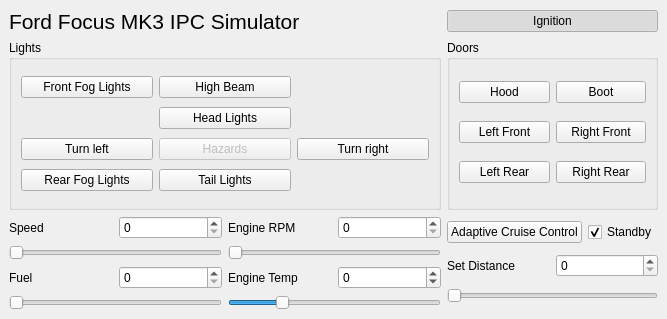
First picture: the form in formcar.ui, repository bigunclemax/FocusIPCCtrl, before the edit.
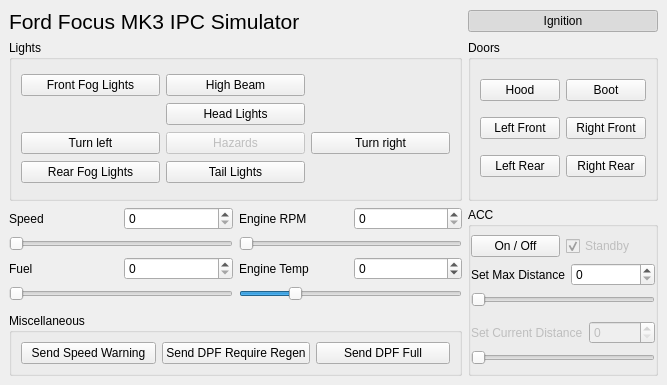
Second picture: the form after the edit.

Commit message: [add] Speed Warning, DPF Regen and DPF Full Messages [ref] ACC UI Structure

```diff
--- a/formcar.ui
+++ b/formcar.ui
@@ -7,7 +7,7 @@
     <x>0</x>
     <y>0</y>
     <width>667</width>
-    <height>319</height>
+    <height>385</height>
    </rect>
   </property>
   <property name="windowTitle">
@@ -26,99 +26,175 @@
    <property name="bottomMargin">
     <number>9</number>
    </property>
-   <item row="2" column="1" rowspan="2">
-    <layout class="QVBoxLayout" name="accBox">
+   <item row="3" column="0">
+    <layout class="QHBoxLayout" name="fuelEngineTempBox">
      <item>
-      <layout class="QHBoxLayout" name="accOnStandbyLayout">
+      <layout class="QVBoxLayout" name="fuelLayout">
        <item>
-        <widget class="QPushButton" name="pushButton_accStatus">
-         <property name="text">
-          <string>Adaptive Cruise Control</string>
+        <layout class="QHBoxLayout" name="sub_fuelLayout">
+         <item>
+          <widget class="QLabel" name="fuelLabel">
+           <property name="text">
+            <string>Fuel</string>
+           </property>
+          </widget>
+         </item>
+         <item>
+          <widget class="QSpinBox" name="spinBox_Fuel">
+           <property name="maximum">
+            <number>100</number>
+           </property>
+          </widget>
+         </item>
+        </layout>
+       </item>
+       <item>
+        <widget class="QSlider" name="horizontalSlider_Fuel">
+         <property name="maximum">
+          <number>100</number>
          </property>
-         <property name="checkable">
-          <bool>true</bool>
+         <property name="singleStep">
+          <number>1</number>
          </property>
+         <property name="orientation">
+          <enum>Qt::Horizontal</enum>
+         </property>
         </widget>
        </item>
+      </layout>
+     </item>
+     <item>
+      <layout class="QVBoxLayout" name="engineTempLayout">
        <item>
-        <widget class="QCheckBox" name="checkBox_accStandby">
-         <property name="enabled">
-          <bool>true</bool>
+        <layout class="QHBoxLayout" name="sub_engineTempLayout">
+         <item>
+          <widget class="QLabel" name="engineTempLabel">
+           <property name="text">
+            <string>Engine Temp</string>
+           </property>
+          </widget>
+         </item>
+         <item>
+          <widget class="QSpinBox" name="spinBox_Temp">
+           <property name="minimum">
+            <number>-60</number>
+           </property>
+           <property name="maximum">
+            <number>195</number>
+           </property>
+          </widget>
+         </item>
+        </layout>
+       </item>
+       <item>
+        <widget class="QSlider" name="horizontalSlider_EngTemp">
+         <property name="minimum">
+          <number>-60</number>
          </property>
-         <property name="text">
-          <string>Standby</string>
+         <property name="maximum">
+          <number>195</number>
          </property>
-         <property name="checked">
-          <bool>true</bool>
+         <property name="orientation">
+          <enum>Qt::Horizontal</enum>
          </property>
         </widget>
        </item>
       </layout>
      </item>
+    </layout>
+   </item>
+   <item row="2" column="0">
+    <layout class="QHBoxLayout" name="speedRPMBox">
      <item>
-      <layout class="QHBoxLayout" name="accDistanceLayout">
+      <layout class="QVBoxLayout" name="speedLayout">
        <item>
-        <widget class="QLabel" name="accDistanceText">
-         <property name="text">
-          <string>Set Distance</string>
+        <layout class="QHBoxLayout" name="sub_speedLayout">
+         <item>
+          <widget class="QLabel" name="speedLabel">
+           <property name="text">
+            <string>Speed</string>
+           </property>
+          </widget>
+         </item>
+         <item>
+          <widget class="QSpinBox" name="spinBox_Speed">
+           <property name="maximum">
+            <number>315</number>
+           </property>
+          </widget>
+         </item>
+        </layout>
+       </item>
+       <item>
+        <widget class="QSlider" name="horizontalSlider_Speed">
+         <property name="maximum">
+          <number>315</number>
          </property>
+         <property name="orientation">
+          <enum>Qt::Horizontal</enum>
+         </property>
         </widget>
        </item>
+      </layout>
+     </item>
+     <item>
+      <layout class="QVBoxLayout" name="engineRPMLayout">
        <item>
-        <widget class="QSpinBox" name="spinBox_accDistance">
-         <property name="enabled">
-          <bool>true</bool>
-         </property>
+        <layout class="QHBoxLayout" name="sub_engineRPMLayout">
+         <item>
+          <widget class="QLabel" name="engineRPMLabel">
+           <property name="text">
+            <string>Engine RPM</string>
+           </property>
+          </widget>
+         </item>
+         <item>
+          <widget class="QSpinBox" name="spinBox_RPM">
+           <property name="maximum">
+            <number>8000</number>
+           </property>
+          </widget>
+         </item>
+        </layout>
+       </item>
+       <item>
+        <widget class="QSlider" name="horizontalSlider_RPM">
          <property name="maximum">
-          <number>8</number>
+          <number>8000</number>
          </property>
+         <property name="orientation">
+          <enum>Qt::Horizontal</enum>
+         </property>
         </widget>
        </item>
       </layout>
      </item>
+    </layout>
+   </item>
+   <item row="0" column="0">
+    <widget class="QLabel" name="title">
+     <property name="font">
+      <font>
+       <pointsize>16</pointsize>
+      </font>
+     </property>
+     <property name="text">
+      <string>Ford Focus MK3 IPC Simulator</string>
+     </property>
+    </widget>
+   </item>
+   <item row="0" column="1">
+    <layout class="QHBoxLayout" name="ignitionBox">
      <item>
-      <widget class="QSlider" name="horizontalSlider_AccDistance">
-       <property name="sizePolicy">
-        <sizepolicy hsizetype="Preferred" vsizetype="Fixed">
-         <horstretch>1</horstretch>
-         <verstretch>3</verstretch>
-        </sizepolicy>
+      <widget class="QPushButton" name="pushButton_Ignition">
+       <property name="text">
+        <string>Ignition</string>
        </property>
-       <property name="minimumSize">
-        <size>
-         <width>0</width>
-         <height>0</height>
-        </size>
+       <property name="checkable">
+        <bool>true</bool>
        </property>
-       <property name="maximumSize">
-        <size>
-         <width>16777215</width>
-         <height>16777215</height>
-        </size>
-       </property>
-       <property name="whatsThis">
-        <string/>
-       </property>
-       <property name="accessibleDescription">
-        <string/>
-       </property>
-       <property name="maximum">
-        <number>8</number>
-       </property>
-       <property name="pageStep">
-        <number>1</number>
-       </property>
-       <property name="value">
-        <number>0</number>
-       </property>
-       <property name="sliderPosition">
-        <number>0</number>
-       </property>
-       <property name="orientation">
-        <enum>Qt::Horizontal</enum>
-       </property>
-       <property name="tickInterval">
-        <number>0</number>
+       <property name="checked">
+        <bool>true</bool>
        </property>
       </widget>
      </item>
@@ -249,151 +325,6 @@
      </layout>
     </widget>
    </item>
-   <item row="2" column="0">
-    <layout class="QHBoxLayout" name="speedRPMBox">
-     <item>
-      <layout class="QVBoxLayout" name="speedLayout">
-       <item>
-        <layout class="QHBoxLayout" name="sub_speedLayout">
-         <item>
-          <widget class="QLabel" name="label_4">
-           <property name="text">
-            <string>Speed</string>
-           </property>
-          </widget>
-         </item>
-         <item>
-          <widget class="QSpinBox" name="spinBox_Speed">
-           <property name="maximum">
-            <number>315</number>
-           </property>
-          </widget>
-         </item>
-        </layout>
-       </item>
-       <item>
-        <widget class="QSlider" name="horizontalSlider_Speed">
-         <property name="maximum">
-          <number>315</number>
-         </property>
-         <property name="orientation">
-          <enum>Qt::Horizontal</enum>
-         </property>
-        </widget>
-       </item>
-      </layout>
-     </item>
-     <item>
-      <layout class="QVBoxLayout" name="engineRPMLayout">
-       <item>
-        <layout class="QHBoxLayout" name="sub_engineRPMLayout">
-         <item>
-          <widget class="QLabel" name="label">
-           <property name="text">
-            <string>Engine RPM</string>
-           </property>
-          </widget>
-         </item>
-         <item>
-          <widget class="QSpinBox" name="spinBox_RPM">
-           <property name="maximum">
-            <number>8000</number>
-           </property>
-          </widget>
-         </item>
-        </layout>
-       </item>
-       <item>
-        <widget class="QSlider" name="horizontalSlider_RPM">
-         <property name="maximum">
-          <number>8000</number>
-         </property>
-         <property name="orientation">
-          <enum>Qt::Horizontal</enum>
-         </property>
-        </widget>
-       </item>
-      </layout>
-     </item>
-    </layout>
-   </item>
-   <item row="3" column="0">
-    <layout class="QHBoxLayout" name="fuelEngineTempBox">
-     <item>
-      <layout class="QVBoxLayout" name="fuelLayout">
-       <item>
-        <layout class="QHBoxLayout" name="sub_fuelLayout">
-         <item>
-          <widget class="QLabel" name="label_3">
-           <property name="text">
-            <string>Fuel</string>
-           </property>
-          </widget>
-         </item>
-         <item>
-          <widget class="QSpinBox" name="spinBox_Fuel">
-           <property name="maximum">
-            <number>100</number>
-           </property>
-          </widget>
-         </item>
-        </layout>
-       </item>
-       <item>
-        <widget class="QSlider" name="horizontalSlider_Fuel">
-         <property name="maximum">
-          <number>100</number>
-         </property>
-         <property name="singleStep">
-          <number>1</number>
-         </property>
-         <property name="orientation">
-          <enum>Qt::Horizontal</enum>
-         </property>
-        </widget>
-       </item>
-      </layout>
-     </item>
-     <item>
-      <layout class="QVBoxLayout" name="engineTempLayout">
-       <item>
-        <layout class="QHBoxLayout" name="sub_engineTempLayout">
-         <item>
-          <widget class="QLabel" name="label_2">
-           <property name="text">
-            <string>Engine Temp</string>
-           </property>
-          </widget>
-         </item>
-         <item>
-          <widget class="QSpinBox" name="spinBox_Temp">
-           <property name="minimum">
-            <number>-60</number>
-           </property>
-           <property name="maximum">
-            <number>195</number>
-           </property>
-          </widget>
-         </item>
-        </layout>
-       </item>
-       <item>
-        <widget class="QSlider" name="horizontalSlider_EngTemp">
-         <property name="minimum">
-          <number>-60</number>
-         </property>
-         <property name="maximum">
-          <number>195</number>
-         </property>
-         <property name="orientation">
-          <enum>Qt::Horizontal</enum>
-         </property>
-        </widget>
-       </item>
-      </layout>
-     </item>
-    </layout>
-   </item>
    <item row="1" column="1">
     <widget class="QGroupBox" name="doorsBox">
      <property name="enabled">
@@ -466,33 +397,215 @@
      </layout>
     </widget>
    </item>
-   <item row="0" column="1">
-    <layout class="QHBoxLayout" name="ignitionBox">
-     <item>
-      <widget class="QPushButton" name="pushButton_Ignition">
-       <property name="text">
-        <string>Ignition</string>
-       </property>
-       <property name="checkable">
-        <bool>true</bool>
-       </property>
-       <property name="checked">
-        <bool>true</bool>
-       </property>
-      </widget>
-     </item>
-    </layout>
+   <item row="5" column="0">
+    <widget class="QGroupBox" name="groupBox">
+     <property name="title">
+      <string>Miscellaneous</string>
+     </property>
+     <property name="checkable">
+      <bool>false</bool>
+     </property>
+     <layout class="QHBoxLayout" name="horizontalLayout">
+      <item>
+       <widget class="QPushButton" name="pushButton_speedWarning">
+        <property name="text">
+         <string>Send Speed Warning</string>
+        </property>
+       </widget>
+      </item>
+      <item>
+       <widget class="QPushButton" name="pushButton_dpfRegen">
+        <property name="text">
+         <string>Send DPF Require Regen</string>
+        </property>
+        <property name="checkable">
+         <bool>true</bool>
+        </property>
+       </widget>
+      </item>
+      <item>
+       <widget class="QPushButton" name="pushButton_dpfFull">
+        <property name="text">
+         <string>Send DPF Full</string>
+        </property>
+        <property name="checkable">
+         <bool>true</bool>
+        </property>
+       </widget>
+      </item>
+     </layout>
+    </widget>
    </item>
-   <item row="0" column="0">
-    <widget class="QLabel" name="title">
-     <property name="font">
-      <font>
-       <pointsize>16</pointsize>
-      </font>
+   <item row="2" column="1" rowspan="4">
+    <widget class="QGroupBox" name="accBox">
+     <property name="title">
+      <string>ACC</string>
      </property>
-     <property name="text">
-      <string>Ford Focus MK3 IPC Simulator</string>
-     </property>
+     <layout class="QVBoxLayout" name="accLayout">
+      <property name="spacing">
+       <number>6</number>
+      </property>
+      <property name="leftMargin">
+       <number>0</number>
+      </property>
+      <property name="topMargin">
+       <number>0</number>
+      </property>
+      <property name="rightMargin">
+       <number>0</number>
+      </property>
+      <property name="bottomMargin">
+       <number>0</number>
+      </property>
+      <item>
+       <layout class="QVBoxLayout" name="accMaxDistanceVLayout">
+        <item>
+         <layout class="QHBoxLayout" name="accOnStandbyLayout">
+          <item>
+           <widget class="QPushButton" name="pushButton_accStatus">
+            <property name="text">
+             <string>On / Off</string>
+            </property>
+            <property name="checkable">
+             <bool>true</bool>
+            </property>
+            <property name="checked">
+             <bool>false</bool>
+            </property>
+           </widget>
+          </item>
+          <item>
+           <widget class="QCheckBox" name="checkBox_accStandby">
+            <property name="enabled">
+             <bool>false</bool>
+            </property>
+            <property name="text">
+             <string>Standby</string>
+            </property>
+            <property name="checked">
+             <bool>true</bool>
+            </property>
+           </widget>
+          </item>
+         </layout>
+        </item>
+        <item>
+         <layout class="QHBoxLayout" name="accMaxDistanceLayout">
+          <item>
+           <widget class="QLabel" name="accMaxDistanceLabel">
+            <property name="text">
+             <string>Set Max Distance</string>
+            </property>
+           </widget>
+          </item>
+          <item>
+           <widget class="QSpinBox" name="spinBox_accMaxDistance">
+            <property name="enabled">
+             <bool>true</bool>
+            </property>
+            <property name="maximum">
+             <number>8</number>
+            </property>
+           </widget>
+          </item>
+         </layout>
+        </item>
+        <item>
+         <widget class="QSlider" name="horizontalSlider_accMaxDistance">
+          <property name="sizePolicy">
+           <sizepolicy hsizetype="Expanding" vsizetype="Fixed">
+            <horstretch>0</horstretch>
+            <verstretch>0</verstretch>
+           </sizepolicy>
+          </property>
+          <property name="minimumSize">
+           <size>
+            <width>0</width>
+            <height>0</height>
+           </size>
+          </property>
+          <property name="maximumSize">
+           <size>
+            <width>16777215</width>
+            <height>16777215</height>
+           </size>
+          </property>
+          <property name="whatsThis">
+           <string/>
+          </property>
+          <property name="accessibleDescription">
+           <string/>
+          </property>
+          <property name="maximum">
+           <number>6</number>
+          </property>
+          <property name="pageStep">
+           <number>10</number>
+          </property>
+          <property name="value">
+           <number>0</number>
+          </property>
+          <property name="sliderPosition">
+           <number>0</number>
+          </property>
+          <property name="orientation">
+           <enum>Qt::Horizontal</enum>
+          </property>
+          <property name="tickInterval">
+           <number>0</number>
+          </property>
+         </widget>
+        </item>
+       </layout>
+      </item>
+      <item>
+       <layout class="QVBoxLayout" name="accCurrentDistanceVLayout">
+        <item>
+         <layout class="QHBoxLayout" name="accCurrentDistanceLayout">
+          <item>
+           <widget class="QLabel" name="accCurrentDistanceLabel">
+            <property name="enabled">
+             <bool>false</bool>
+            </property>
+            <property name="text">
+             <string>Set Current Distance</string>
+            </property>
+           </widget>
+          </item>
+          <item>
+           <widget class="QSpinBox" name="spinBox_accCurrentDistance">
+            <property name="enabled">
+             <bool>false</bool>
+            </property>
+            <property name="maximum">
+             <number>8</number>
+            </property>
+           </widget>
+          </item>
+         </layout>
+        </item>
+        <item>
+         <widget class="QSlider" name="horizontalSlider_accCurrentDistance">
+          <property name="enabled">
+           <bool>false</bool>
+          </property>
+          <property name="maximum">
+           <number>8</number>
+          </property>
+          <property name="pageStep">
+           <number>10</number>
+          </property>
+          <property name="sliderPosition">
+           <number>0</number>
+          </property>
+          <property name="orientation">
+           <enum>Qt::Horizontal</enum>
+          </property>
+         </widget>
+        </item>
+       </layout>
+      </item>
+     </layout>
     </widget>
    </item>
   </layout>
```
Left out of the diff: 114 changed lines with no effect on the pictures. The commit also changes 3 other files.
